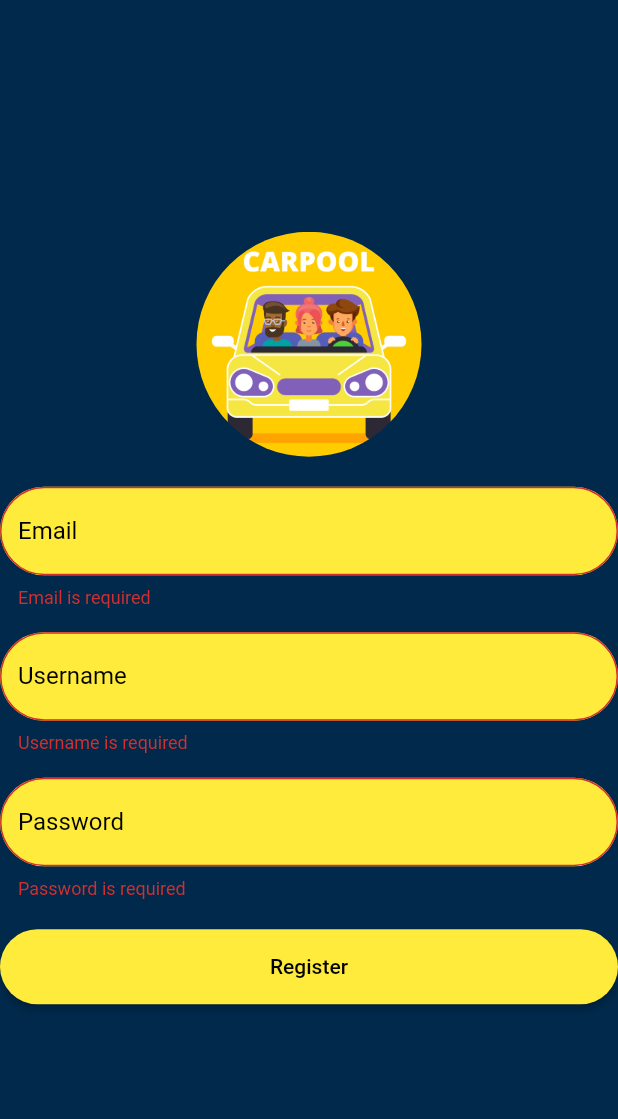
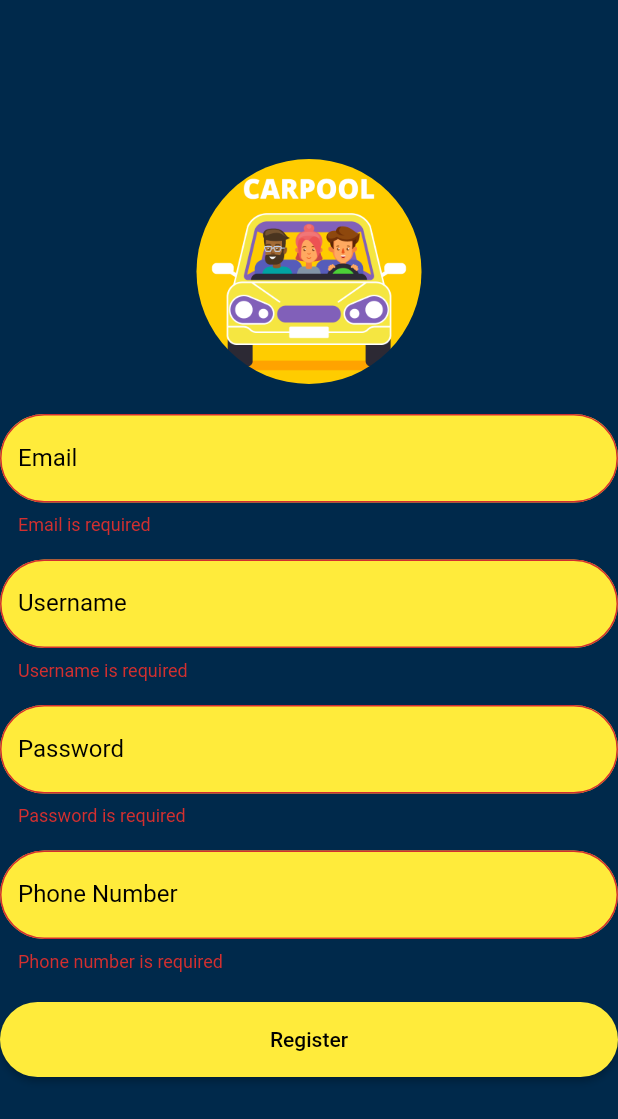
Before and after one commit to Ammar1123/carpool, a Flutter app: the RegisterForm widget shown alone on an empty page, opened directly, after a tap on "Register", on a phone screen of 412 x 824 dp. Shown: the top 1119 px of the screen. Run offline on Flutter 3.47's test engine with Material 2 defaults, Android fonts, the phone set to English and light mode, and no system bars; our stand-ins replace cloud_firestore, firebase_auth, firebase_core, firebase_database, sqflite; accounts and stored records are empty; network calls fail.

Commit message:
latest changes

```diff
--- a/lib/app/main_client_app.dart
+++ b/lib/app/main_client_app.dart
@@ -19,6 +19,7 @@ class _MainAppState extends State<MainClientApp> {
 
   @override
   void initState() {
+    DatabaseHelper.instance.initDatabase();
     _loadCurrentUser();
     super.initState();
   }
--- a/lib/models/client.dart
+++ b/lib/models/client.dart
@@ -2,12 +2,14 @@ class Client {
   final String id;
   final String name;
   final String email;
+  final String phone;
   final double balance;
   final String clientImageUrl; // New field for client's image URL
 
   Client({
     required this.id,
     required this.name,
+    required this.phone,
     required this.email,
     required this.balance,
     required this.clientImageUrl, // Include this in the constructor
@@ -19,6 +21,7 @@ class Client {
       'id': id,
       'name': name,
       'email': email,
+      'phone': phone,
       'balance': balance,
       'clientImageUrl': clientImageUrl, // Add clientImageUrl to the map
     };
@@ -32,6 +35,7 @@ class Client {
       id: map['id'],
       name: map['name'],
       email: map['email'],
+      phone: map['phone'],
       balance: balance,
       clientImageUrl:
           map['clientImageUrl'], // Retrieve clientImageUrl from the map
--- a/lib/models/route.dart
+++ b/lib/models/route.dart
@@ -6,12 +6,14 @@ class CarpoolRoute {
   final double price;
   final String driverName; // New field for driver's name
   final String driverId; // New field for driver's ID
+  final String driverPhoneDriver;
 
   CarpoolRoute({
     required this.id,
     required this.startLocation,
     required this.endLocation,
     required this.time,
+    required this.driverPhoneDriver,
     required this.price,
     required this.driverName, // Initialize in constructor
     required this.driverId, // Initialize in constructor
@@ -25,6 +27,7 @@ class CarpoolRoute {
       'endLocation': endLocation,
       'time': time.toIso8601String(),
       'price': price,
+      'driverPhoneDriver': driverPhoneDriver,
       'driverName': driverName, // Add driverName to Map
       'driverId': driverId, // Add driverId to Map
     };
@@ -39,6 +42,7 @@ class CarpoolRoute {
       id: map['id'],
       startLocation: map['startLocation'],
       endLocation: map['endLocation'],
+      driverPhoneDriver: map['driverPhoneDriver'],
       time: DateTime.parse(map['time']),
       price: price,
       driverName: map['driverName'], // Retrieve driverName from Map
--- a/lib/screens/client_screens/home_screen.dart
+++ b/lib/screens/client_screens/home_screen.dart
@@ -107,7 +107,6 @@ class _HomeScreenState extends State<HomeScreen> {
                       appBar: AppBar(
                         toolbarHeight: 60,
                         title: Text('Welcome back ${widget.currentUser.name}'),
-                        centerTitle: true,
                       ),
                       body: _buildRoutesList(availableRoutes, client));
                 },
--- a/lib/screens/client_screens/order_history_screen.dart
+++ b/lib/screens/client_screens/order_history_screen.dart
@@ -116,10 +116,10 @@ class OrderHistoryScreen extends StatelessWidget {
       contentPadding: const EdgeInsets.all(10),
       title: Text(order.title,
           style: const TextStyle(
-              fontSize: 22, color: Colors.yellow, fontWeight: FontWeight.bold)),
+              fontSize: 22, color: Colors.white, fontWeight: FontWeight.bold)),
       subtitle: Text(
           'Status: ${order.status} \nDriver: ${order.driverName} \nTime: ${DateFormat("d MMM -- h:mm a").format(order.time)}',
-          style: const TextStyle(fontSize: 18, color: Colors.yellow)),
+          style: const TextStyle(fontSize: 18, color: Colors.white)),
     );
   }
 }
--- a/lib/screens/driver_screens/add _ride_screen.dart
+++ b/lib/screens/driver_screens/add _ride_screen.dart
@@ -164,6 +164,7 @@ class _AddRideScreenState extends State<AddRideScreen> {
             ElevatedButton(
               onPressed: () {
                 routeService.addNewRoute(CarpoolRoute(
+                  driverPhoneDriver: widget.driver.phone,
                   startLocation: selectedFrom!,
                   endLocation: selectedTo!,
                   time: selectedDate,
--- a/lib/screens/registration_screen.dart
+++ b/lib/screens/registration_screen.dart
@@ -31,6 +31,7 @@ class _RegisterFormState extends State<RegisterForm> {
   final TextEditingController _emailController = TextEditingController();
   final TextEditingController _passwordController = TextEditingController();
   final TextEditingController _usernameController = TextEditingController();
+  final TextEditingController _phoneNumberController = TextEditingController();
 
   final GlobalKey<FormState> _formKey = GlobalKey<FormState>();
 
@@ -120,6 +121,28 @@ class _RegisterFormState extends State<RegisterForm> {
               return null;
             },
           ),
+          const SizedBox(height: 16),
+          TextFormField(
+            controller: _phoneNumberController,
+            decoration: InputDecoration(
+              labelText: 'Phone Number',
+              fillColor: Colors.yellow,
+              filled: true,
+              border: OutlineInputBorder(
+                borderRadius: BorderRadius.circular(30),
+              ),
+              labelStyle: const TextStyle(color: Colors.black),
+            ),
+            keyboardType: TextInputType.phone,
+            style: const TextStyle(color: Colors.black),
+            validator: (value) {
+              if (value == null || value.isEmpty) {
+                return 'Phone number is required';
+              }
+              // Add additional validation if needed
+              return null;
+            },
+          ),
           const SizedBox(height: 20),
           ElevatedButton(
             onPressed: () async {
@@ -130,6 +153,7 @@ class _RegisterFormState extends State<RegisterForm> {
                   _emailController.text,
                   _passwordController.text,
                   _usernameController.text,
+                  _phoneNumberController.text,
                 );
               }
             },
--- a/lib/services/auth_service.dart
+++ b/lib/services/auth_service.dart
@@ -33,7 +33,7 @@ class AuthService {
 
   // Register with Email and Password
   Future<UserCredential?> registerWithEmailAndPassword(
-      String email, String password, String username) async {
+      String email, String password, String username,String phone) async {
     try {
       UserCredential userCredential =
           await _auth.createUserWithEmailAndPassword(
@@ -49,6 +49,7 @@ class AuthService {
           username,
           'https://upload.wikimedia.org/wikipedia/commons/9/9b/Cat_crying.jpg',
           500,
+          phone,
           // Add other user data fields here
         );
       }
@@ -83,6 +84,7 @@ class AuthService {
         Client client = Client(
           id: clientId,
           name: userData['name'] ?? '', // Replace with the actual field name
+          phone: userData['phone'] ?? '',
           email: userData['email'] ?? '', // Replace with the actual field name
           balance: userData['balance'] ?? 0,
           clientImageUrl: userData['clientImageUrl'] ?? '',
@@ -125,6 +127,7 @@ class AuthService {
           // Create a Client object from the fetched data
           Client client = Client(
             id: user.uid,
+            phone: userData['phone'] ?? '',
             name: userData['name'] ?? '', // Replace with the actual field name
             email:
                 userData['email'] ?? '', // Replace with the actual field name
@@ -150,7 +153,7 @@ class AuthService {
 
   // Save user data to Firestore
   Future<void> saveUserDataToFirestore(String uid, String email,
-      String username, String clientImageUrl, double balance) async {
+      String username, String clientImageUrl, double balance,String phone) async {
     DocumentReference userRef =
         FirebaseFirestore.instance.collection('users').doc(uid);
     DocumentSnapshot userDoc = await userRef.get();
@@ -163,6 +166,7 @@ class AuthService {
         await userRef.set({
           'email': email,
           'name': username, // Use email as default name
+          'phone': phone, // Add default phone number
           'clientImageUrl': clientImageUrl,
           'balance': balance,
           // Add other user data fields here
```
Also changed, not shown: lib/screens/client_screens/profile_screen.dart (+15 -1 lines), lib/screens/client_screens/ride_details.dart (+31 -30 lines), lib/utils/database_helper.dart (+21 -3 lines), lib/widgets/ride_card_widget.dart (+6 -5 lines).
